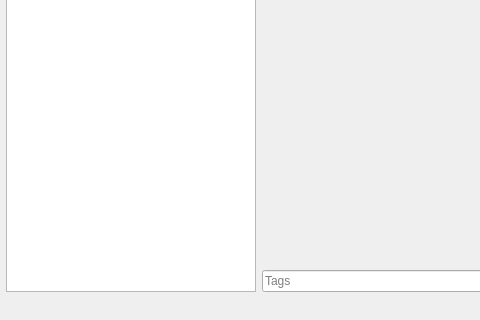
Above: mainwindow.ui from gbizzotto/eptg before the change; both pictures show x 0 to 480 and y 423 to 743 of the 1094 by 743 pixel window. Below: the same form after it.
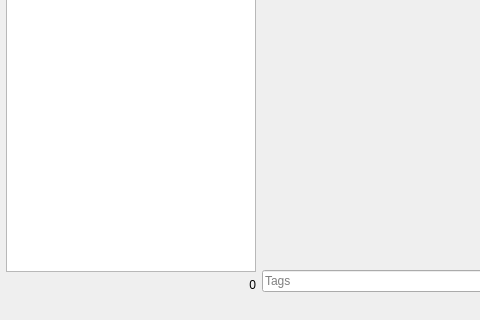
That is the form after the change.

Commit message: File counter label.

```diff
--- a/mainwindow.ui
+++ b/mainwindow.ui
@@ -108,6 +108,16 @@
         </property>
        </widget>
       </item>
+      <item>
+       <widget class="QLabel" name="countLabel">
+        <property name="text">
+         <string>0</string>
+        </property>
+        <property name="alignment">
+         <set>Qt::AlignRight|Qt::AlignTrailing|Qt::AlignVCenter</set>
+        </property>
+       </widget>
+      </item>
      </layout>
     </item>
     <item>
```
The commit also changes 1 other file.
